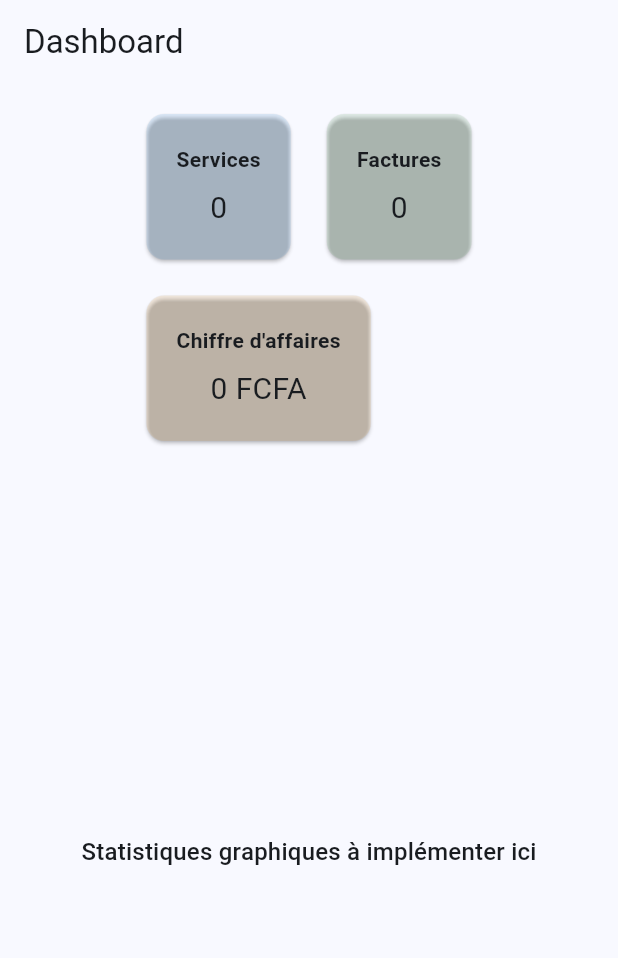
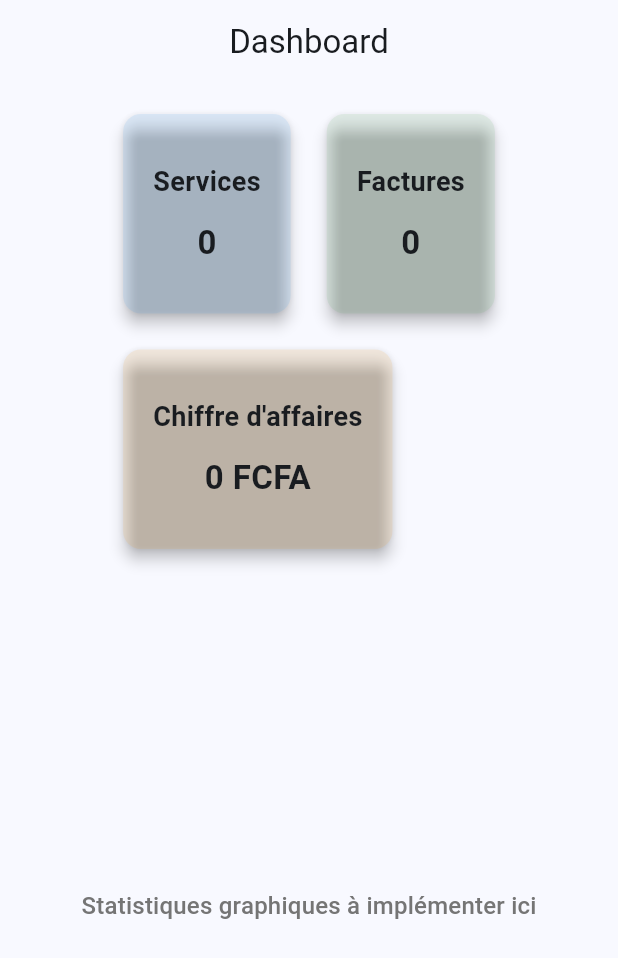
Before and after one commit to leloeduk/samyauto, a Flutter app: the screen it shows after launch, on a phone screen of 412 x 824 dp. Shown: the top 958 px of the screen. Run offline on Flutter 3.47's test engine with Material 3 defaults, Android fonts, the phone set to English and light mode, and no system bars; our stand-ins replace equatable, flutter_bloc, hive, hive_flutter, printing; accounts and stored records are empty.

Commit message:
ameliore ui sur dashboard_page.dart

```diff
--- a/lib/features/dashboard/presentation/pages/dashboard_page.dart
+++ b/lib/features/dashboard/presentation/pages/dashboard_page.dart
@@ -2,13 +2,29 @@ import 'package:flutter/material.dart';
 import 'package:flutter_bloc/flutter_bloc.dart';
 import '../../../../core/utils/invoice_utils.dart';
 import '../../../factures/data/facture_repo.dart';
+import '../../../factures/presentation/pages/facture_list_page.dart';
 import '../../../services/data/service_repo.dart';
+import '../../../services/presentation/pages/service_list_page.dart';
 import '../bloc/dashboard_bloc.dart';
 import '../bloc/dashboard_event.dart';
 import '../bloc/dashboard_state.dart';
 
 class DashboardPage extends StatelessWidget {
   const DashboardPage({super.key});
+
+  void _navigateTo(BuildContext context, String type) {
+    if (type == 'services') {
+      Navigator.push(
+        context,
+        MaterialPageRoute(builder: (_) => const ServiceListPage()),
+      );
+    } else if (type == 'factures') {
+      Navigator.push(
+        context,
+        MaterialPageRoute(builder: (_) => const FactureListPage()),
+      );
+    }
+  }
 
   @override
   Widget build(BuildContext context) {
@@ -18,7 +34,7 @@ class DashboardPage extends StatelessWidget {
         factureRepo: FactureRepository(),
       )..add(LoadDashboard()),
       child: Scaffold(
-        appBar: AppBar(title: const Text('Dashboard')),
+        appBar: AppBar(title: const Text('Dashboard'), centerTitle: true),
         body: BlocBuilder<DashboardBloc, DashboardState>(
           builder: (context, state) {
             if (state is DashboardInitial) {
@@ -36,11 +52,13 @@ class DashboardPage extends StatelessWidget {
                           title: "Services",
                           value: state.totalServices.toString(),
                           color: Colors.blue,
+                          onTap: () => _navigateTo(context, 'services'),
                         ),
                         _StatCard(
                           title: "Factures",
                           value: state.totalFactures.toString(),
                           color: Colors.green,
+                          onTap: () => _navigateTo(context, 'factures'),
                         ),
                         _StatCard(
                           title: "Chiffre d'affaires",
@@ -54,7 +72,8 @@ class DashboardPage extends StatelessWidget {
                       child: Center(
                         child: Text(
                           'Statistiques graphiques à implémenter ici',
-                          style: Theme.of(context).textTheme.titleMedium,
+                          style: Theme.of(context).textTheme.titleMedium
+                              ?.copyWith(color: Colors.grey[600]),
                         ),
                       ),
                     ),
@@ -76,25 +95,47 @@ class _StatCard extends StatelessWidget {
   final String title;
   final String value;
   final Color color;
+  final VoidCallback? onTap;
+
   const _StatCard({
     required this.title,
     required this.value,
     required this.color,
+    this.onTap,
   });
 
   @override
   Widget build(BuildContext context) {
-    return Card(
+    return GestureDetector(
+      onTap: onTap,
+      child: Card(
+        elevation: 4,
+        shape: RoundedRectangleBorder(borderRadius: BorderRadius.circular(12)),
         color: color.withOpacity(0.1),
         child: Container(
           padding: const EdgeInsets.all(20),
           child: Column(
             mainAxisAlignment: MainAxisAlignment.center,
             children: [
-            Text(title, style: const TextStyle(fontWeight: FontWeight.bold)),
-            const SizedBox(height: 8),
-            Text(value, style: const TextStyle(fontSize: 20)),
+              const SizedBox(height: 12),
+              Text(
+                title,
+                style: const TextStyle(
+                  fontWeight: FontWeight.bold,
+                  fontSize: 18,
+                ),
+              ),
+              const SizedBox(height: 12),
+              Text(
+                value,
+                style: const TextStyle(
+                  fontSize: 22,
+                  fontWeight: FontWeight.bold,
+                ),
+              ),
+              const SizedBox(height: 12),
             ],
+          ),
         ),
       ),
     );
```
Lines whose indentation alone changed are shown as unchanged.
